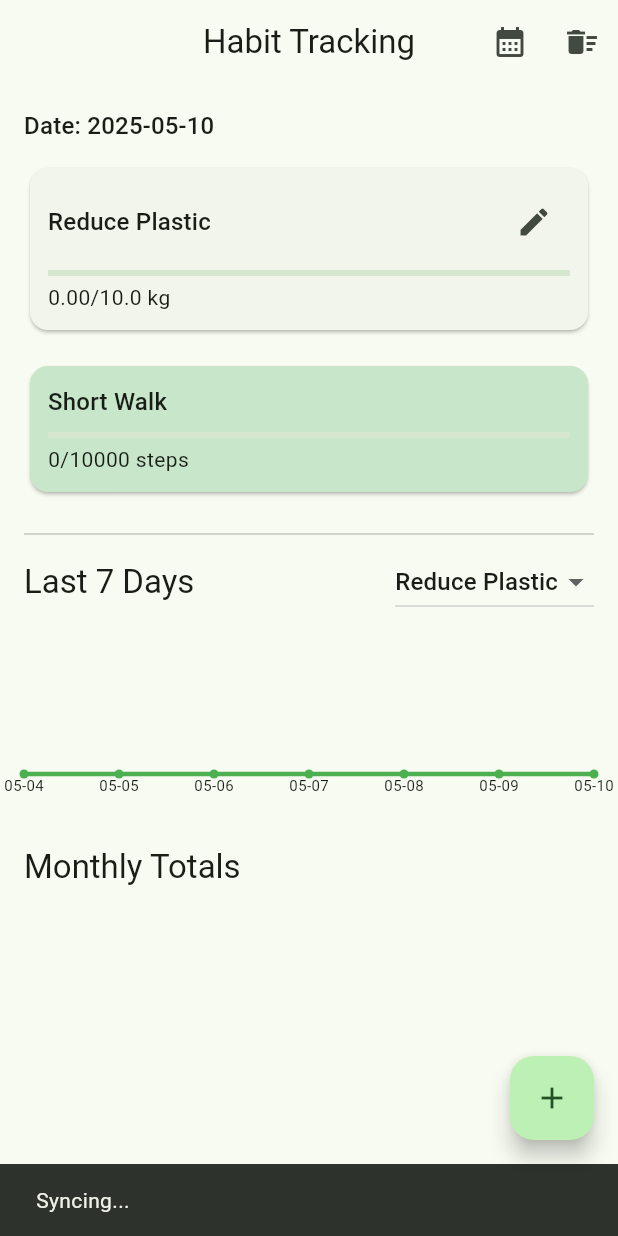
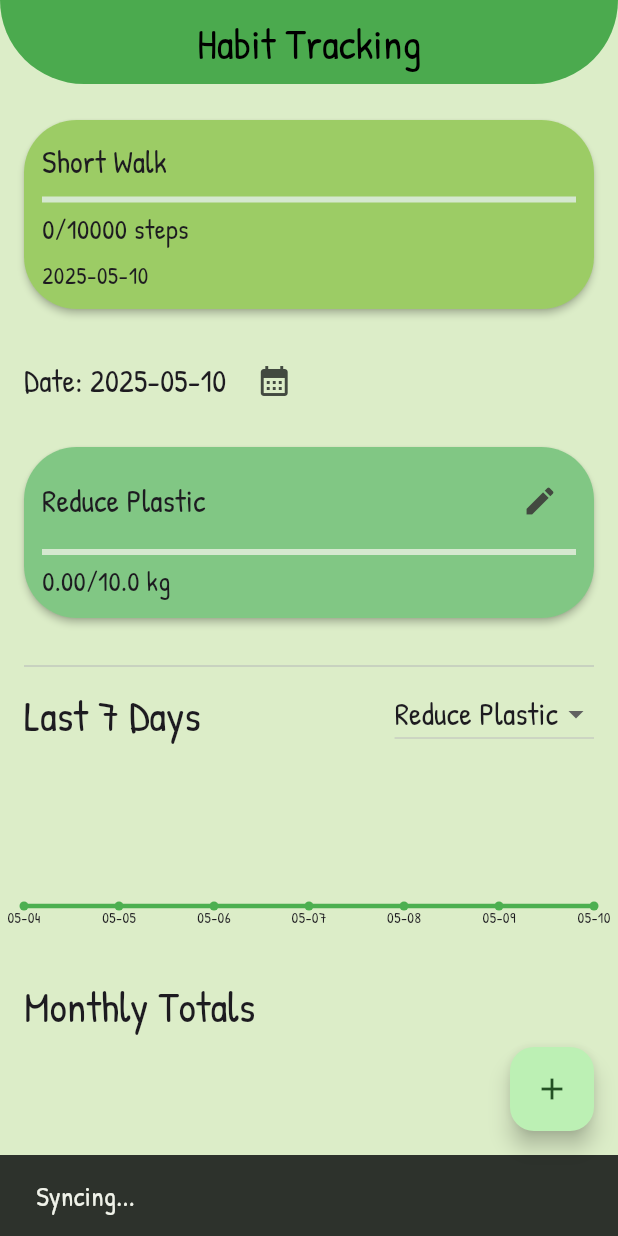
Before and after one commit to zeroleng28/assignmentv2, a Flutter app: the screen it shows after launch, on a phone screen of 412 x 824 dp. Run offline on Flutter 3.47's test engine with Material 3 defaults, Android fonts, the light colour scheme and no system bars; drawn by our look-alikes of fl_chart; our stand-ins replace cloud_firestore, connectivity_plus, firebase_core, google_fonts, pedometer, permission_handler and 1 more; accounts and stored records are empty.

Commit message:
assignmentv2

```diff
--- a/lib/main.dart
+++ b/lib/main.dart
@@ -3,7 +3,7 @@ import 'package:firebase_core/firebase_core.dart';
 import 'track_habit_screen.dart';
 import 'package:cloud_firestore/cloud_firestore.dart';
 import 'sync_service.dart';
-import 'db_helper.dart';
+import 'package:google_fonts/google_fonts.dart';
 
 final GlobalKey<NavigatorState> navigatorKey = GlobalKey<NavigatorState>();
 
@@ -24,7 +24,31 @@ class HabitTrackerApp extends StatelessWidget {
       theme: ThemeData(
         useMaterial3: true,
         colorSchemeSeed: Colors.green,
-        // ← add this so all your ElevatedButtons are green
+        scaffoldBackgroundColor: Colors.lightGreen.shade100,
+        appBarTheme: const AppBarTheme(
+          backgroundColor: Colors.green,         // AppBar fill colour
+          foregroundColor: Colors.black,         // title & icon colour
+          centerTitle: true,                     // centre the title
+          elevation: 2,                          // shadow
+          shape: const RoundedRectangleBorder(
+            borderRadius: BorderRadius.vertical(
+              bottom: Radius.circular(100),
+            ),
+          ),
+        ),
+        cardTheme: CardTheme(
+          color: Colors.lightGreen.shade50,                   // 卡片背景色
+          elevation: 2,                                        // 投影高度
+          margin: const EdgeInsets.symmetric(vertical: 8),     // 默认外边距
+          shape: RoundedRectangleBorder(                       // 圆角
+            borderRadius: BorderRadius.circular(35),
+          ),
+        ),
+        textTheme: GoogleFonts.patrickHandTextTheme(
+          Theme.of(context).textTheme,
+        ).apply(
+          fontSizeFactor: 1.3,
+        ),
         elevatedButtonTheme: ElevatedButtonThemeData(
           style: ElevatedButton.styleFrom(
             backgroundColor: Colors.green, // button fill
@@ -32,6 +56,7 @@ class HabitTrackerApp extends StatelessWidget {
           ),
         ),
       ),
+
       navigatorKey: navigatorKey,
       home: const TrackHabitScreen(),
     );
--- a/lib/track_habit_screen.dart
+++ b/lib/track_habit_screen.dart
@@ -147,7 +147,8 @@ class _TrackHabitScreenState extends State<TrackHabitScreen> {
 
       final last7 = await SqfliteStepsRepository().fetchLast7Days();
       setState(() {
-        _last7Labels = last7.map((e) => DateFormat('yyyy-MM-dd').format(e.day)).toList();
+        _last7Labels =
+            last7.map((e) => DateFormat('yyyy-MM-dd').format(e.day)).toList();
         _last7Values = last7.map((e) => e.count).toList();
       });
     });
@@ -182,32 +183,35 @@ class _TrackHabitScreenState extends State<TrackHabitScreen> {
   }
 
   Future<void> _loadDataForSelectedHabit(String habitTitle) async {
-    final isStep = _habits
-        .firstWhere((h) => h.title == habitTitle)
-        .usePedometer;
+    final isStep =
+        _habits.firstWhere((h) => h.title == habitTitle).usePedometer;
 
     if (isStep) {
       _selectedDate = DateTime.now();
 
       final last7 = await SqfliteStepsRepository().fetchLast7Days();
-      final labels = last7
-          .map((e) => DateFormat('yyyy-MM-dd').format(e.day))
-          .toList();
+      final labels =
+          last7.map((e) => DateFormat('yyyy-MM-dd').format(e.day)).toList();
       final values = last7.map((e) => e.count).toList();
 
       final stepMonths = await SqfliteStepsRepository().fetchMonthlyTotals();
-      _monthlyTotals = stepMonths.map((e) => HabitEntry(
-        id        : e.id,
+      _monthlyTotals =
+          stepMonths
+              .map(
+                (e) => HabitEntry(
+                  id: e.id,
                   habitTitle: habitTitle,
-        date      : e.day,
-        value     : e.count,
-        createdAt : e.createdAt,
-        updatedAt : e.updatedAt,
-      )).toList();
+                  date: e.day,
+                  value: e.count,
+                  createdAt: e.createdAt,
+                  updatedAt: e.updatedAt,
+                ),
+              )
+              .toList();
 
       setState(() {
-        _last7Labels  = labels;
-        _last7Values  = values;
+        _last7Labels = labels;
+        _last7Values = values;
         _monthlyTotals = _monthlyTotals;
       });
       return;
@@ -215,8 +219,8 @@ class _TrackHabitScreenState extends State<TrackHabitScreen> {
 
     // ── Else: existing ‘entries’ logic :contentReference[oaicite:0]{index=0}:contentReference[oaicite:1]{index=1}
     final entries = await _repo.fetchRange(habitTitle, _selectedDate);
-    final fmt     = DateFormat('yyyy-MM-dd');
-    final daily   = <String, double>{};
+    final fmt = DateFormat('yyyy-MM-dd');
+    final daily = <String, double>{};
 
     // init last 7 calendar days
     for (var i = 0; i < 7; i++) {
@@ -236,8 +240,8 @@ class _TrackHabitScreenState extends State<TrackHabitScreen> {
 
     final monthly = await _repo.fetchMonthlyTotals(habitTitle);
     setState(() {
-      _last7Labels   = daily.keys.toList();
-      _last7Values   = daily.values.toList();
+      _last7Labels = daily.keys.toList();
+      _last7Values = daily.values.toList();
       _monthlyTotals = monthly;
     });
   }
@@ -327,32 +331,46 @@ class _TrackHabitScreenState extends State<TrackHabitScreen> {
   Widget build(BuildContext context) {
     final theme = Theme.of(context);
     return Scaffold(
+      // backgroundColor: Colors.lightGreen.shade100,
       appBar: AppBar(
         title: const Text('Habit Tracking'),
         centerTitle: true,
-        actions: [
-          IconButton(
-            icon: const Icon(Icons.calendar_month),
-            onPressed: _pickDate,
-          ),
-          IconButton(
-            icon: const Icon(Icons.delete_sweep),
-            onPressed: _clearAll,
-          ),
-        ],
       ),
       body: SingleChildScrollView(
         padding: const EdgeInsets.all(16),
         child: Column(
           crossAxisAlignment: CrossAxisAlignment.start,
           children: [
+            // First show only the Short Walk card
+            if (_habits.any((h) => h.usePedometer)) ...[
+              _buildHabitCard(_habits.indexWhere((h) => h.usePedometer), theme),
+              const SizedBox(height: 16),
+            ],
+
+            // Then show all the other habits
+            for (var i = 0; i < _habits.length; i++)
+              if (!_habits[i].usePedometer) ...[
+                // only before Reduce Plastic insert our date + icon row
+                if (_habits[i].title == 'Reduce Plastic') ...[
+                  Row(
+                    mainAxisAlignment: MainAxisAlignment.start,
+                    crossAxisAlignment: CrossAxisAlignment.center,
+                    children: [
                       Text(
                         'Date: ${DateFormat('yyyy-MM-dd').format(_selectedDate)}',
                         style: theme.textTheme.titleMedium,
                       ),
+                      const SizedBox(width: 8),
+                      IconButton(
+                        icon: const Icon(Icons.calendar_month),
+                        onPressed: _pickDate,
+                      ),
+                    ],
+                  ),
                   const SizedBox(height: 12),
+                ],
 
-            for (var i = 0; i < _habits.length; i++) ...[
+                // now the actual Reduce Plastic card (or any other habit)
                 _buildHabitCard(i, theme),
                 const SizedBox(height: 16),
               ],
@@ -414,10 +432,15 @@ class _TrackHabitScreenState extends State<TrackHabitScreen> {
   // ---------------------------------------------------------------------------
   Widget _buildHabitCard(int index, ThemeData theme) {
     final h = _habits[index];
-    final progress = h.goal == 0 ? 0.0 : (h.currentValue / h.goal).clamp(0.0, 1.0);
+    final progress =
+        h.goal == 0 ? 0.0 : (h.currentValue / h.goal).clamp(0.0, 1.0);
 
     return Card(
-      color: h.usePedometer ? Colors.green.shade100 : null,  // Differentiate color
+      color:
+          h.usePedometer
+              ? Colors.lightGreen.shade400
+              : Colors.green.shade300,
+      // Differentiate color
       child: Padding(
         padding: const EdgeInsets.all(12),
         child: Column(
@@ -427,12 +450,18 @@ class _TrackHabitScreenState extends State<TrackHabitScreen> {
               mainAxisAlignment: MainAxisAlignment.spaceBetween,
               children: [
                 Text(h.title, style: theme.textTheme.titleMedium),
-                if (!h.usePedometer) // Do not display edit button for Short Walk
+                if (!h
+                    .usePedometer) // Do not display edit button for Short Walk
                   IconButton(
                     icon: const Icon(Icons.edit),
                     onPressed: () async {
-                      final todayEntries = await _repo.fetchRange(h.title, _selectedDate);
-                      final key = DateFormat('yyyy-MM-dd').format(_selectedDate);
+                      final todayEntries = await _repo.fetchRange(
+                        h.title,
+                        _selectedDate,
+                      );
+                      final key = DateFormat(
+                        'yyyy-MM-dd',
+                      ).format(_selectedDate);
 
                       HabitEntry? existing;
                       try {
@@ -446,7 +475,8 @@ class _TrackHabitScreenState extends State<TrackHabitScreen> {
                       final result = await Navigator.push<Map<String, dynamic>>(
                         context,
                         MaterialPageRoute(
-                          builder: (_) => EditHabitScreen(
+                          builder:
+                              (_) => EditHabitScreen(
                                 habit: h,
                                 existingEntry: existing,
                                 initialDate: _selectedDate,
@@ -472,13 +502,20 @@ class _TrackHabitScreenState extends State<TrackHabitScreen> {
             const SizedBox(height: 4),
             Text(
               h.usePedometer
-                  ? '${h.currentValue.toInt()}/${h.goal.toInt()} ${h.unit}'    // integer for Short Walk
+                  ? '${h.currentValue.toInt()}/${h.goal.toInt()} ${h.unit}' // integer for Short Walk
                   : '${h.currentValue.toStringAsFixed(2)}/${h.goal} ${h.unit}', // double for normal habits
             ),
+            // For the Short Walk, show the date at the bottom of its card
+            if (h.usePedometer) ...[
+              const SizedBox(height: 8),
+              Text(
+                DateFormat('yyyy-MM-dd').format(DateTime.now()),
+                style: theme.textTheme.bodySmall,
+              ),
+            ],
           ],
         ),
       ),
     );
   }
-
 }
--- a/pubspec.yaml
+++ b/pubspec.yaml
@@ -54,6 +54,12 @@ dependencies:
 
   permission_handler: ^11.0.1
 
+  google_fonts: ^5.0.0
+
+  flutter_svg: ^2.0.0
+
+  font_awesome_flutter: ^10.4.0
+
 
 dev_dependencies:
   flutter_test:
```
Also changed, not shown: pubspec.lock. Lines whose indentation alone changed are shown as unchanged.
